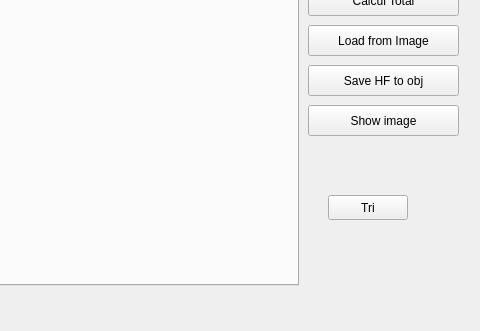
Old version of the form mainwindow.ui in the repository Benji6974/GeoMod; both pictures show x 382 to 862 and y 445 to 776 of the 862 by 776 pixel window.
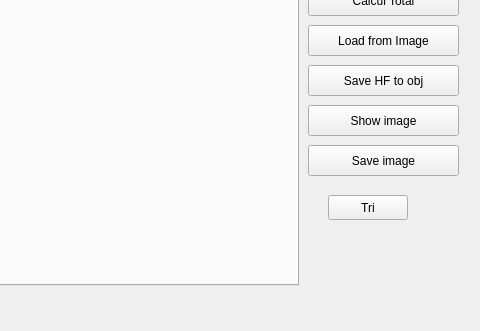
New version of the form. Custom widgets are drawn as their Qt base class.

Commit message: debut export image

```diff
--- a/mainwindow.ui
+++ b/mainwindow.ui
@@ -358,6 +358,19 @@
      <string>Tri</string>
     </property>
    </widget>
+   <widget class="QPushButton" name="btn_saveimg">
+    <property name="geometry">
+     <rect>
+      <x>690</x>
+      <y>590</y>
+      <width>151</width>
+      <height>31</height>
+     </rect>
+    </property>
+    <property name="text">
+     <string>Save image</string>
+    </property>
+   </widget>
   </widget>
   <action name="actionSubmenu">
    <property name="text">
```
The commit also changes 6 other files.
